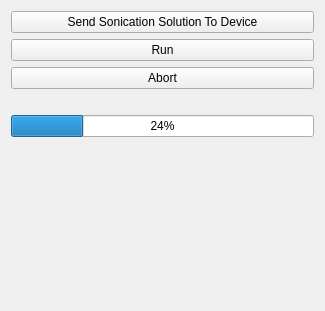
Qt form OpenLIFUSonicationControl/Resources/UI/OpenLIFUSonicationControl.ui (OpenwaterHealth/SlicerOpenLIFU) before a commit.
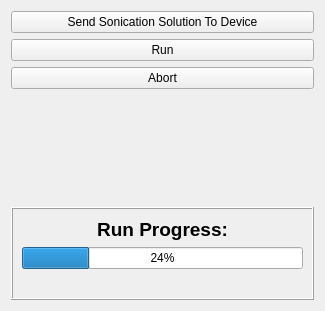
The same form after that commit. Custom widgets are drawn as their Qt base class.

Commit message:
Replace run implementation with mock (#140)
- Exchanged placeholder sonication run with polling of the proposed LIFU interface
- Added run hardware status tracking and UI label updates, enclosing the
  live run into its own QFrame
- Introduced callback for hardware status updates

```diff
--- a/OpenLIFUSonicationControl/Resources/UI/OpenLIFUSonicationControl.ui
+++ b/OpenLIFUSonicationControl/Resources/UI/OpenLIFUSonicationControl.ui
@@ -10,7 +10,7 @@
     <height>311</height>
    </rect>
   </property>
-  <layout class="QVBoxLayout" name="verticalLayout">
+  <layout class="QVBoxLayout" name="verticalLayout_2">
    <item>
     <widget class="QPushButton" name="sendSonicationSolutionToDevicePushButton">
      <property name="text">
@@ -63,13 +63,6 @@
      </property>
     </widget>
    </item>
-   <item>
-    <widget class="QProgressBar" name="runProgressBar">
-     <property name="value">
-      <number>24</number>
-     </property>
-    </widget>
-   </item>
    <item>
     <spacer name="verticalSpacer">
      <property name="orientation">
@@ -83,6 +76,45 @@
      </property>
     </spacer>
    </item>
+   <item>
+    <widget class="QFrame" name="runStatusFrame">
+     <property name="frameShape">
+      <enum>QFrame::Box</enum>
+     </property>
+     <property name="frameShadow">
+      <enum>QFrame::Raised</enum>
+     </property>
+     <layout class="QVBoxLayout" name="verticalLayout">
+      <item>
+       <widget class="QLabel" name="runStatusFrameTitle">
+        <property name="text">
+         <string>&lt;html&gt;&lt;head/&gt;&lt;body&gt;&lt;p&gt;&lt;span style=&quot; font-size:14pt; font-weight:600;&quot;&gt;Run Progress:&lt;/span&gt;&lt;/p&gt;&lt;/body&gt;&lt;/html&gt;</string>
+        </property>
+        <property name="alignment">
+         <set>Qt::AlignCenter</set>
+        </property>
+        <property name="margin">
+         <number>0</number>
+        </property>
+       </widget>
+      </item>
+      <item>
+       <widget class="QProgressBar" name="runProgressBar">
+        <property name="value">
+         <number>24</number>
+        </property>
+       </widget>
+      </item>
+      <item>
+       <widget class="QLabel" name="runHardwareStatusLabel">
+        <property name="alignment">
+         <set>Qt::AlignCenter</set>
+        </property>
+       </widget>
+      </item>
+     </layout>
+    </widget>
+   </item>
   </layout>
  </widget>
  <customwidgets>
```
The commit also changes 1 other file.
